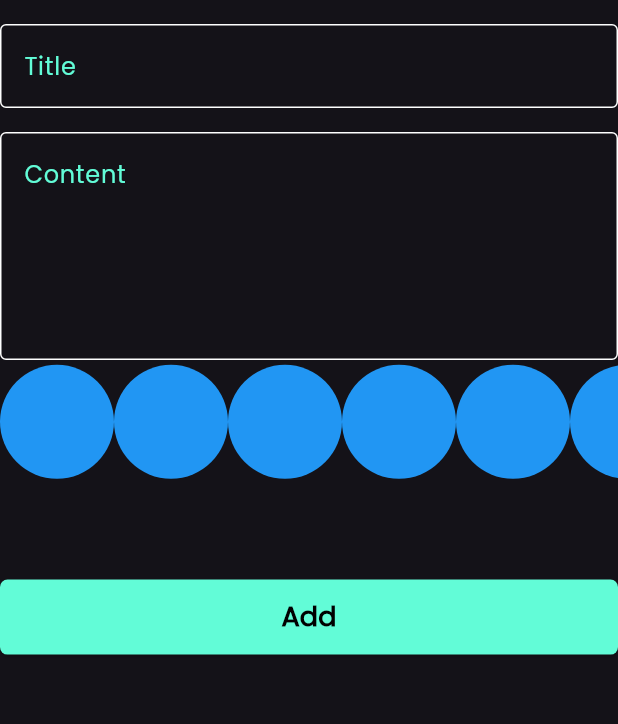
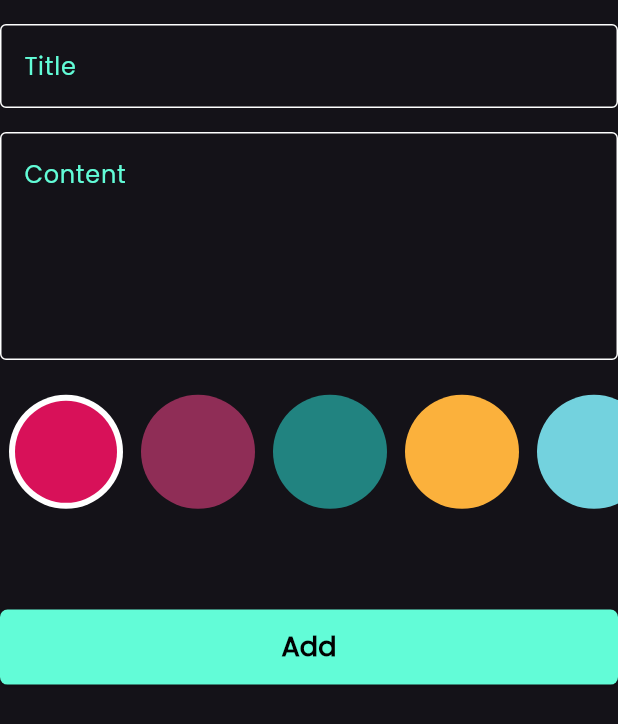
Before and after one commit to Ibrahim-Meshemshan/notes_app, a Flutter app: the AddNoteForm widget shown alone on an empty page, opened directly, on a phone screen of 412 x 824 dp. Shown: the top 724 px of the screen. Run offline on Flutter 3.47's test engine with Material 3 defaults, Android fonts, the phone set to English and light mode, and no system bars; our stand-ins replace bloc, flutter_bloc, font_awesome_flutter, hive, hive_flutter; missing offline and left inert: dart:ffi; accounts and stored records are empty.

Commit message:
finish notes app

```diff
--- a/lib/constants.dart
+++ b/lib/constants.dart
@@ -2,3 +2,11 @@ import 'dart:ui';
 
 const kPrimaryColor = Color(0xff62fcd7);
 const kNotesBox = 'notes_box';
+
+ List<Color> kColors = const [
+  Color(0xffD81159),
+  Color(0xff8F2D56),
+  Color(0xff218380),
+  Color(0xffFBB13C),
+  Color(0xff73D2DE),
+];
--- a/lib/cubit/add_note/add_note_cubit.dart
+++ b/lib/cubit/add_note/add_note_cubit.dart
@@ -1,6 +1,9 @@
-import 'package:bloc/bloc.dart';
+import 'dart:ui';
+
+import 'package:flutter/cupertino.dart';
+import 'package:flutter_bloc/flutter_bloc.dart';
 import 'package:hive/hive.dart';
-import 'package:meta/meta.dart';
+
 import 'package:notes_app/constants.dart';
 import 'package:notes_app/models/notes_models.dart';
 
@@ -9,7 +12,9 @@ part 'add_note_state.dart';
 class AddNoteCubit extends Cubit<AddNoteState> {
   AddNoteCubit() : super(AddNoteInitial());
 
+  Color color = const Color(0xffD81159);
   addNote(NotesModels notes) async {
+    notes.color = color.value;
     emit(AddNoteLoading());
     try {
       var noteBox = Hive.box<NotesModels>(kNotesBox);
--- a/lib/views/widgets/add_note_form.dart
+++ b/lib/views/widgets/add_note_form.dart
@@ -45,6 +45,7 @@ class _AddNoteFormState extends State<AddNoteForm> {
               subTitle = value;
             },
           ),
+          SizedBox(height: 20),
           const ColorsListView(),
           const SizedBox(height: 64),
           CustomButton(
@@ -54,8 +55,8 @@ class _AddNoteFormState extends State<AddNoteForm> {
                 // todo:create
                 var currentDate = DateTime.now();
 
-
-                var formattedDate = DateFormat('dd /mm /yyyy').format(currentDate);
+                var formattedDate =
+                    DateFormat('dd /mm /yyyy').format(currentDate);
                 var noteModel = NotesModels(
                     title: title!,
                     subTitle: subTitle!,
--- a/lib/views/widgets/colors_list_view.dart
+++ b/lib/views/widgets/colors_list_view.dart
@@ -1,29 +1,72 @@
+import 'dart:ffi';
+
 import 'package:flutter/material.dart';
+import 'package:flutter_bloc/flutter_bloc.dart';
+import 'package:notes_app/cubit/add_note/add_note_cubit.dart';
+
+import '../../constants.dart';
 
 class ColorItem extends StatelessWidget {
-  const ColorItem({super.key});
+  const ColorItem({super.key, required this.isChecked, required this.colorChecked});
+
+  final bool isChecked;
+
+  final Color colorChecked;
+  @override
+  Widget build(BuildContext context) {
+    return isChecked
+        ?  CircleAvatar(
+            radius: 38,
+            backgroundColor: Colors.white,
+            child: CircleAvatar(
+              radius: 34,
+              backgroundColor: colorChecked,
+            ),
+          )
+        :  CircleAvatar(
+            radius: 38,
+            backgroundColor: colorChecked,
+          );
+  }
+}
+
+class ColorsListView extends StatefulWidget {
+  const ColorsListView({super.key});
 
   @override
-  Widget build(BuildContext context) {
-    return const CircleAvatar(
-      radius: 38,
-      backgroundColor: Colors.blue,
-    );
-  }
+  State<ColorsListView> createState() => _ColorsListViewState();
 }
-class ColorsListView extends StatelessWidget {
-  const ColorsListView({super.key});
+
+class _ColorsListViewState extends State<ColorsListView> {
+  int currentIndex = 0;
 
   @override
   Widget build(BuildContext context) {
     return SizedBox(
-      height: MediaQuery.of(context).size.height*0.1,
+      height: MediaQuery.of(context).size.height * 0.1,
       child: ListView.builder(
-        itemCount: 10,
+        itemCount: kColors.length,
         scrollDirection: Axis.horizontal,
         itemBuilder: (context, index) {
-          return const ColorItem();
-        },),
+          return  Padding(
+            padding: EdgeInsets.symmetric(horizontal: 6),
+            child: InkWell(
+              splashColor: Colors.transparent,
+              onTap: () {
+                currentIndex = index;
+                BlocProvider.of<AddNoteCubit>(context).color = kColors[index];
+                setState(() {
+
+                });
+              },
+              child: ColorItem(
+                colorChecked: kColors[index],
+                isChecked: currentIndex == index,
+              ),
+            ),
+          );
+        },
+      ),
     );
   }
 }
--- a/lib/views/widgets/custom_notes_item.dart
+++ b/lib/views/widgets/custom_notes_item.dart
@@ -1,3 +1,5 @@
+import 'dart:ffi';
+
 import 'package:flutter/material.dart';
 import 'package:flutter_bloc/flutter_bloc.dart';
 import 'package:font_awesome_flutter/font_awesome_flutter.dart';
@@ -30,7 +32,7 @@ class NoteItem extends StatelessWidget {
           child: Container(
             padding: const EdgeInsets.only(top: 24, bottom: 24, left: 16),
             decoration: BoxDecoration(
-              color:  Colors.deepOrangeAccent,
+              color:  Color(note.color),
               borderRadius: BorderRadius.circular(16),
             ),
             child: Column(
```
Also changed, not shown: lib/views/widgets/edit_color_list_view.dart (added, +53 -0 lines), lib/views/widgets/edit_notes_view_body.dart (+9 -0 lines).
